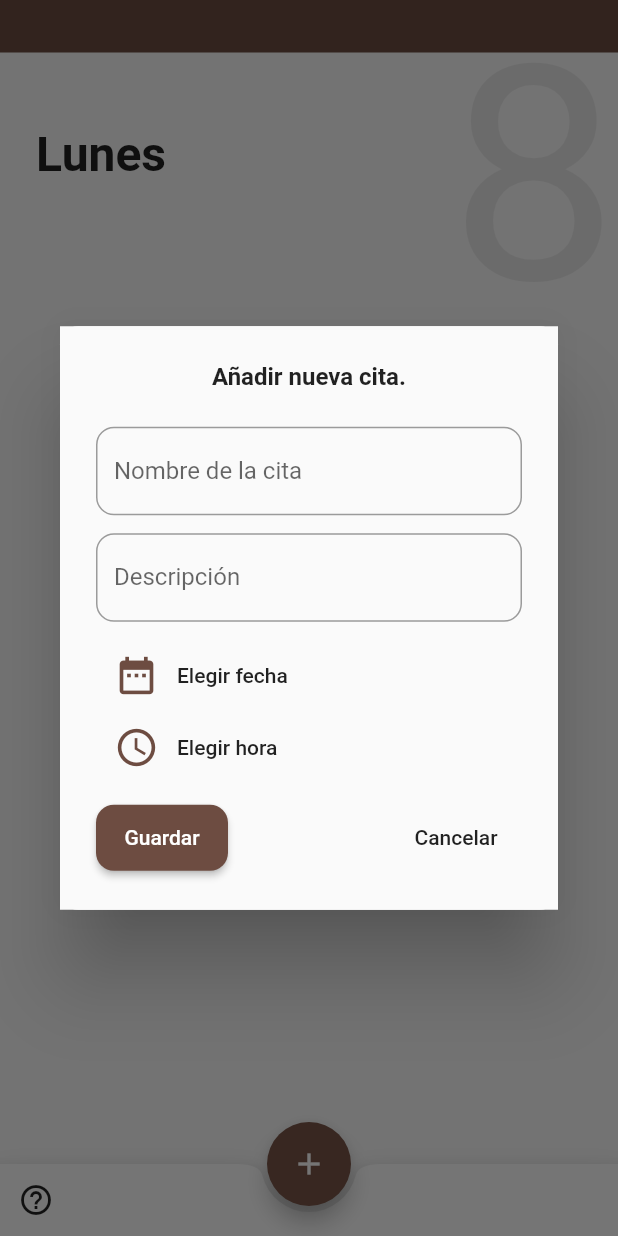
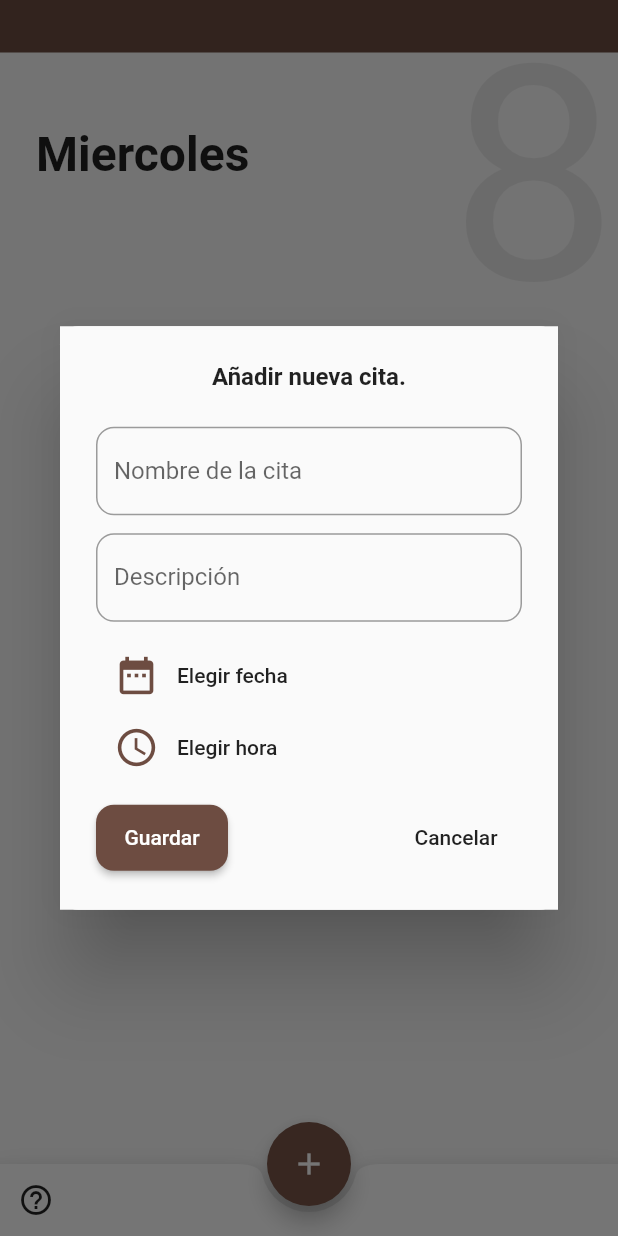
Before and after one commit to samtts14/PetsCare, a Flutter app: the TareasHomeP screen opened directly, after a tap on the "add" icon, on a phone screen of 412 x 824 dp. Run offline on Flutter 3.47's test engine with Material 2 defaults, Android fonts, the phone set to English and light mode, and no system bars; our stand-ins replace bloc, carousel_pro, cloud_firestore, equatable, firebase_auth, flutter_bloc and 6 more; missing offline and left inert: flutter_auth_buttons, flutter_pdfview; accounts and stored records are empty.

Commit message:
Se agrego el card a cada mascota, notas y citas(ademas se le arreglo la fecha y hora a citas)

```diff
--- a/app_tesis/lib/h-animal/add_animal.dart
+++ b/app_tesis/lib/h-animal/add_animal.dart
@@ -46,7 +46,7 @@ class _AddAnimalPageState extends State<AddAnimalPage> {
     DateTime _dueDate = new DateTime.now();
     String _dateText = '';
 
-    Future<Null> _selectDueDate(BuildContext context) async{
+  Future<Null> _selectDueDate(BuildContext context) async{
     final picked = await showDatePicker(
       context: context,
       initialDate: _dueDate,
@@ -65,7 +65,7 @@ class _AddAnimalPageState extends State<AddAnimalPage> {
   DateTime _vetDate = new DateTime.now();
     String _dateString = '';
 
-    Future<Null> _selectVetDate(BuildContext context) async{
+  Future<Null> _selectVetDate(BuildContext context) async{
     final picked = await showDatePicker(
       context: context,
       initialDate: _vetDate,
--- a/app_tesis/lib/screen/home/Historial/animales.dart
+++ b/app_tesis/lib/screen/home/Historial/animales.dart
@@ -30,7 +30,8 @@ class Mascotas extends StatelessWidget {
             itemCount: snapshot.data.length,
             itemBuilder:(BuildContext context, int index){
              Animal animal = snapshot.data[index];
-              return ListTile(
+              return Card(
+                child: ListTile(
                 title: Text(animal.name),
                 subtitle: Text(animal.especie),
                 trailing: Row(
@@ -56,7 +57,7 @@ class Mascotas extends StatelessWidget {
                     builder: (_) => AnimalDetailsPage(animal: animal)
                   ),
                 ),
-              );
+              ));
             } ,
          );
        },
--- a/app_tesis/lib/screen/home/citas/add_event_page.dart
+++ b/app_tesis/lib/screen/home/citas/add_event_page.dart
@@ -22,17 +22,20 @@ class _AddEventPageState extends State<AddEventPage> {
   String owner = "";
 
   final FirebaseAuth _firebaseAuth = FirebaseAuth.instance;
+   DateTime _dueDate = new DateTime.now();
+    String _dateText = 'Elegir fecha';
 
   Future _pickDate() async{
     DateTime datepick = await showDatePicker(
       context: context,
-      initialDate: new DateTime.now(),
-      firstDate: new DateTime.now().add(Duration(days: -365)),
-      lastDate: new DateTime.now().add(Duration(days: 365)),
+      initialDate: _dueDate,
+      firstDate: DateTime(2020),
+      lastDate: DateTime(2060)
     );
 
     if(datepick != null ) setState(() {
       _selectedDate = datepick.toString();
+      _dateText = '${datepick.day}/${datepick.month}/${datepick.year}';
     });
   }
 
@@ -43,7 +46,7 @@ class _AddEventPageState extends State<AddEventPage> {
     );
     if(timepick != null){
       setState(() {
-        _selectedTime = timepick.toString();
+        _selectedTime = "${timepick.hour}:${timepick.minute}";
       });
     }
   }
@@ -55,7 +58,7 @@ class _AddEventPageState extends State<AddEventPage> {
         'id' : id,//prueba
         'title' : newCita,
         'description' : descripcion,
-        'date' : _selectedDate,
+        'date' : _dateText,
         'time' : _selectedTime,
         'owner': owner,
 
@@ -119,7 +122,7 @@ class _AddEventPageState extends State<AddEventPage> {
              CustomDateTimePicker(
               icon: Icons.date_range,
               onPressed: _pickDate,
-              value: _selectedDate
+              value: _dateText
             ),
             CustomDateTimePicker(
               icon: Icons.access_time,
--- a/app_tesis/lib/screen/home/citas/event_page.dart
+++ b/app_tesis/lib/screen/home/citas/event_page.dart
@@ -36,9 +36,6 @@ class _EventPageState extends State<EventPage> {
               }
             ),
           ),
-          Container(
-
-          ),
         ],
       ),
     );
@@ -74,7 +71,8 @@ class CitasList extends StatelessWidget {
           },
           child: Padding(
             padding: const EdgeInsets.only(left:16.0, top: 8.0, right: 16.0, bottom: 8.0),
-            child: Row(
+            child: Card(
+              child: Row(
               crossAxisAlignment: CrossAxisAlignment.center,
               children: <Widget>[
                 new Expanded(
@@ -136,7 +134,7 @@ class CitasList extends StatelessWidget {
               ],
             ),
           ),
-        );
+        ));
       },
     );
   }
--- a/app_tesis/lib/screen/home/citasHomeP.dart
+++ b/app_tesis/lib/screen/home/citasHomeP.dart
@@ -17,7 +17,11 @@ class _TareasHomePState extends State<TareasHomeP> {
 
   @override
   Widget build(BuildContext context) {
-    DateTime date = new DateTime(now.year, now.month, now.day);
+
+
+    DateTime date = new DateTime(now.year, now.month, now.day,);
+
+
     _pageController.addListener((){
       setState(() {
         currentPage = _pageController.page;
@@ -71,14 +75,31 @@ class _TareasHomePState extends State<TareasHomeP> {
     );
   }
 
+  String _getDay(dayOfTheWeek){
+    String day = '';
+    switch(dayOfTheWeek){
+      case 1 : {day = "Lunes";} break;
+      case 2 : {day = "Martes";} break;
+      case 3 : {day = "Miercoles";} break;
+      case 4 : {day = "Jueves";} break;
+      case 5 : {day = "Viernes";} break;
+      case 6 : {day = "Sabado";} break;
+      case 7 : {day = "Domingo";} break;
+    }
+    return day;
+  }
+
   Widget _mainContent(BuildContext context) {
+    var dayOfWeek = 1;
+    DateTime dayOfTheWeek = DateTime.now();
+
     return Column(
       crossAxisAlignment: CrossAxisAlignment.start,
       children: <Widget>[
         SizedBox(height: 60,),
         Padding(
           padding: const EdgeInsets.all(24.0),
-        child: Text("Lunes",
+        child: Text("${_getDay(dayOfTheWeek.weekday) }",
         style: TextStyle(
           fontSize:32,
           fontWeight: FontWeight.bold),
--- a/app_tesis/lib/screen/home/notas.dart
+++ b/app_tesis/lib/screen/home/notas.dart
@@ -26,7 +26,8 @@ class Notas extends StatelessWidget {
             itemBuilder:(BuildContext context, int index){
 
              Note note = snapshot.data[index];
-              return ListTile(
+              return Card(
+                child: ListTile(
                 title: Text(note.title),
                 subtitle: Text(note.description),
                 trailing: Row(
@@ -52,7 +53,7 @@ class Notas extends StatelessWidget {
                     builder: (_) => NoteDetailsPage(note: note)
                   ),
                 ),
-              );
+              ));
             } ,
          );
 
```
